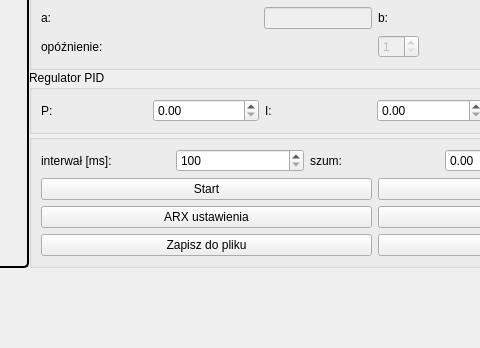
Old version of the form mainwindow.ui in the repository PatKowal/SK-SymulatorUAR; both pictures show x 671 to 1151 and y 414 to 762 of the 1400 by 762 pixel window.
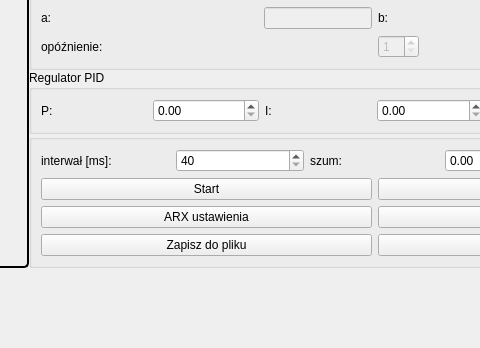
New version of the form.

What changed in the file:
```diff
--- a/mainwindow.ui
+++ b/mainwindow.ui
@@ -554,7 +554,7 @@
              <item row="0" column="1">
               <widget class="QSpinBox" name="spinBoxInterval">
                <property name="minimum">
-                <number>100</number>
+                <number>40</number>
                </property>
                <property name="maximum">
                 <number>2000</number>
```
